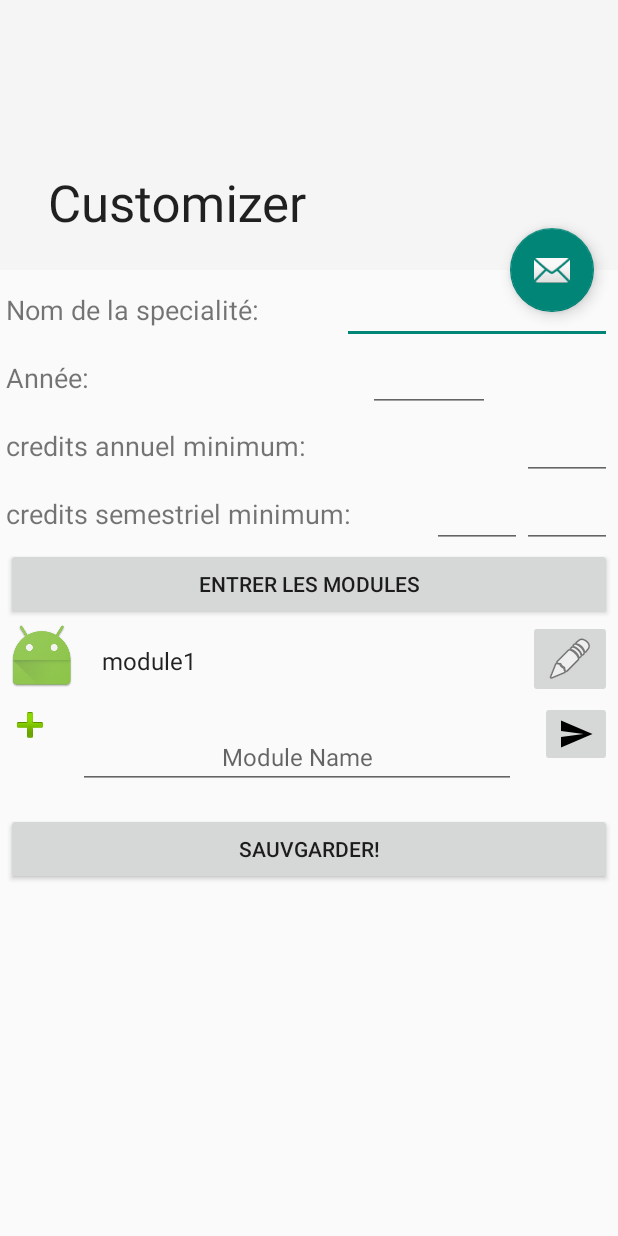
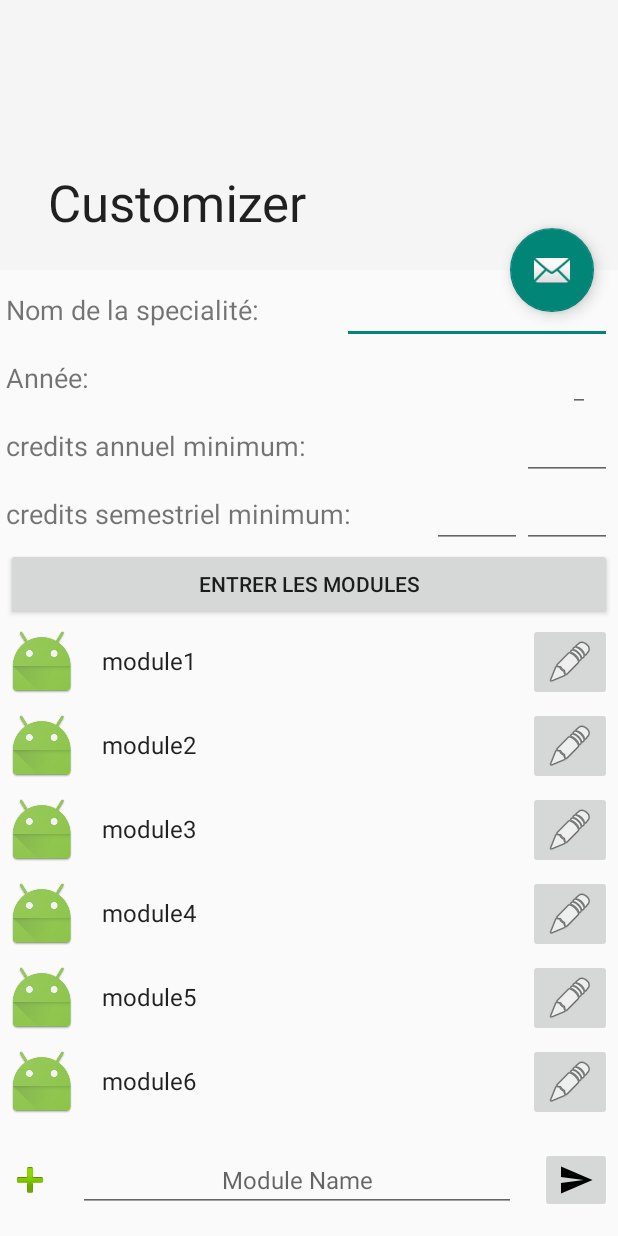
Before and after one commit to oualaeddine/LMDulator, an Android app: the Customizer screen opened directly, with no data from a screen before it, after a tap on "ENTRER LES MODULES", on a phone screen of 412 x 824 dp. Run offline under Robolectric (Android 15) with nearby library versions, the phone set to English and light mode, and no system bars.

Commit message:
working modulesList

```diff
--- a/app/src/main/java/dz/da3sou9a/oualaeddine/lmdulator/activities/Customizer.java
+++ b/app/src/main/java/dz/da3sou9a/oualaeddine/lmdulator/activities/Customizer.java
@@ -5,21 +5,17 @@ import android.os.Bundle;
 import android.support.design.widget.FloatingActionButton;
 import android.support.design.widget.Snackbar;
 import android.support.v7.app.AppCompatActivity;
+import android.support.v7.widget.LinearLayoutManager;
+import android.support.v7.widget.RecyclerView;
 import android.support.v7.widget.Toolbar;
-import android.view.LayoutInflater;
 import android.view.View;
-import android.view.ViewGroup;
-import android.widget.BaseAdapter;
 import android.widget.Button;
 import android.widget.EditText;
-import android.widget.ListView;
 import android.widget.TableRow;
-import android.widget.TextView;
-
-import java.util.ArrayList;
 
 import dz.da3sou9a.oualaeddine.lmdulator.R;
-import dz.da3sou9a.oualaeddine.lmdulator.items.ModuleG;
+import dz.da3sou9a.oualaeddine.lmdulator.activities.modulesList.ModulesListAdapter;
+import dz.da3sou9a.oualaeddine.lmdulator.activities.modulesList.ModulesListContent;
 
 import static android.view.View.VISIBLE;
 
@@ -32,7 +28,7 @@ public class Customizer extends AppCompatActivity {
         super.onCreate(savedInstanceState);
         setContentView(R.layout.activity_customizer);
 
-
+/**
         ArrayList<ModuleG> modules = new ArrayList<ModuleG>();
 
         ModuleG module1 = new ModuleG("module1");
@@ -42,10 +38,36 @@ public class Customizer extends AppCompatActivity {
         modules.add(0, module1);
         modules.add(1, module3);
         modules.add(module2);
+ Log.e("after filling the list", String.valueOf(modules.size()));
 
         ModulesListViewAdapter moduleAdapter = new ModulesListViewAdapter(modules);
         ListView modulesListView = (ListView) findViewById(R.id.listViewModules);
         modulesListView.setAdapter(moduleAdapter);
+
+ LinearLayout.LayoutParams layoutParams = new LinearLayout.LayoutParams(LayoutParams.MATCH_PARENT, 55*modules.size());
+ modulesListView.setLayoutParams(layoutParams);
+
+ View lisContainer = findViewById(R.id.linearLayoutListContainer);
+
+ LinearLayout.LayoutParams layoutParamsContainer = new LinearLayout.LayoutParams(LayoutParams.MATCH_PARENT, 55*(modules.size()+1));
+ lisContainer.setLayoutParams(layoutParamsContainer);
+ **/
+
+
+        /**  Using RecyclerView **/
+
+        RecyclerView recyclerView;
+        ModulesListAdapter modulesListAdapter;
+
+        recyclerView = (RecyclerView) findViewById(R.id.modules_list_rec);
+        //LayoutManager LinearLayoutManager
+        recyclerView.setLayoutManager(new LinearLayoutManager(this));
+
+        modulesListAdapter = new ModulesListAdapter(ModulesListContent.getModulesList(), this);
+        recyclerView.setAdapter(modulesListAdapter);
+
+
+
 
 
         Toolbar toolbar = (Toolbar) findViewById(R.id.toolbar);
@@ -75,7 +97,11 @@ public class Customizer extends AppCompatActivity {
 
 
                 modulesList = (TableRow) findViewById(R.id.listModules);
-                modulesList.setVisibility(VISIBLE);
+                if (modulesList.getVisibility() == VISIBLE) {
+                    modulesList.setVisibility(View.GONE);
+                } else {
+                    modulesList.setVisibility(VISIBLE);
+                }
             }
         });
 
@@ -104,12 +130,14 @@ public class Customizer extends AppCompatActivity {
 
     }
 
-    class ModulesListViewAdapter extends BaseAdapter {
+    /**  class ModulesListViewAdapter extends BaseAdapter {
 
         ArrayList<ModuleG> moduleGItemsArrayList = new ArrayList<ModuleG>();
 
         public ModulesListViewAdapter(ArrayList<ModuleG> moduleGItemsArrayList) {
             this.moduleGItemsArrayList = moduleGItemsArrayList;
+     Log.e("Adapter constructor", String.valueOf(this.moduleGItemsArrayList.size()));
+
         }
 
         @Override
@@ -140,5 +168,5 @@ public class Customizer extends AppCompatActivity {
 
             return view1;
         }
-    }
+        }**/
 }
--- /dev/null
+++ b/app/src/main/java/dz/da3sou9a/oualaeddine/lmdulator/activities/modulesList/ModulesHolder.java
@@ -0,0 +1,50 @@
+package dz.da3sou9a.oualaeddine.lmdulator.activities.modulesList;
+
+import android.support.v7.widget.RecyclerView;
+import android.view.View;
+import android.widget.TextView;
+
+import dz.da3sou9a.oualaeddine.lmdulator.R;
+
+/**
+ * Created by Ouala eddine on 08/10/2016.
+ */
+
+public class ModulesHolder extends RecyclerView.ViewHolder {
+    private TextView moduleName;
+    // private ImageView icon;
+    private View container;
+
+    public ModulesHolder(View itemView) {
+        super(itemView);
+
+        moduleName = (TextView) itemView.findViewById(R.id.TextViewItemModuleName);
+        //  icon  = (ImageView)itemView.findViewById(R.id.moduleImg);
+        container = itemView.findViewById(R.id.modules_list_rec);
+
+    }
+
+    public TextView getModuleName() {
+        return moduleName;
+    }
+
+    public void setModuleName(TextView moduleName) {
+        this.moduleName = moduleName;
+    }
+
+    //  public ImageView getIcon() {
+    //       return icon;
+    //   }
+
+    // public void setIcon(ImageView icon) {
+    //      this.icon = icon;
+    //  }
+
+    public View getContainer() {
+        return container;
+    }
+
+    public void setContainer(View container) {
+        this.container = container;
+    }
+}
--- /dev/null
+++ b/app/src/main/java/dz/da3sou9a/oualaeddine/lmdulator/activities/modulesList/ModulesListAdapter.java
@@ -0,0 +1,48 @@
+package dz.da3sou9a.oualaeddine.lmdulator.activities.modulesList;
+
+import android.content.Context;
+import android.support.v7.widget.RecyclerView;
+import android.view.LayoutInflater;
+import android.view.View;
+import android.view.ViewGroup;
+
+import java.util.List;
+
+import dz.da3sou9a.oualaeddine.lmdulator.R;
+import dz.da3sou9a.oualaeddine.lmdulator.items.ModuleG;
+
+/**
+ * Created by Ouala eddine on 08/10/2016.
+ */
+
+public class ModulesListAdapter extends RecyclerView.Adapter<ModulesHolder> {
+
+
+    private List<ModuleG> listData;
+    private LayoutInflater inflater;
+
+
+    public ModulesListAdapter(List<ModuleG> listData, Context context) {
+        this.listData = listData;
+        this.inflater = LayoutInflater.from(context);
+    }
+
+    @Override
+    public dz.da3sou9a.oualaeddine.lmdulator.activities.modulesList.ModulesHolder onCreateViewHolder(ViewGroup parent, int viewType) {
+        View view = inflater.inflate(R.layout.modules_listview_item, parent, false);
+
+        return new ModulesHolder(view);
+    }
+
+    @Override
+    public void onBindViewHolder(dz.da3sou9a.oualaeddine.lmdulator.activities.modulesList.ModulesHolder holder, int position) {
+        ModuleG item = listData.get(position);
+        holder.getModuleName().setText(item.getModuleName());
+        //holder.getIcon().setImageResource(item.getIcon());
+    }
+
+    @Override
+    public int getItemCount() {
+        return listData.size();
+    }
+}
--- /dev/null
+++ b/app/src/main/java/dz/da3sou9a/oualaeddine/lmdulator/activities/modulesList/ModulesListContent.java
@@ -0,0 +1,51 @@
+package dz.da3sou9a.oualaeddine.lmdulator.activities.modulesList;
+
+import java.util.ArrayList;
+import java.util.List;
+
+import dz.da3sou9a.oualaeddine.lmdulator.items.ModuleG;
+import dz.da3sou9a.oualaeddine.lmdulator.items.Semestre;
+import dz.da3sou9a.oualaeddine.lmdulator.items.Unit;
+
+/**
+ * Created by Ouala eddine on 08/10/2016.
+ */
+
+public class ModulesListContent {
+
+    private ArrayList<ModuleG> modules = new ArrayList<ModuleG>();
+
+
+    public static List<ModuleG> getModulesList(/**Semestre semester**/) {
+        List<ModuleG> data = new ArrayList<>();
+
+        //debugger
+        Semestre semester = new Semestre("semester1");
+        ModuleG module1 = new ModuleG("module1");
+        ModuleG module2 = new ModuleG("module2");
+        ModuleG module3 = new ModuleG("module3");
+        ModuleG module4 = new ModuleG("module4");
+        ModuleG module5 = new ModuleG("module5");
+        ModuleG module6 = new ModuleG("module6");
+
+        Unit unit = new Unit("unit1");
+
+        unit.addModule(module1);
+        unit.addModule(module2);
+        unit.addModule(module3);
+        unit.addModule(module4);
+        unit.addModule(module5);
+        unit.addModule(module6);
+
+        semester.addUnitToSemester(unit);
+        //end of debugger
+
+        for (Object units : semester.getSemester()) {
+            for (Object modules : ((Unit) units).getUnitModulesList()) {
+                data.add((ModuleG) modules);
+            }
+        }
+
+        return data;
+    }
+}
--- a/app/src/main/res/layout/content_customizer.xml
+++ b/app/src/main/res/layout/content_customizer.xml
@@ -174,13 +174,14 @@
             <TableRow
                 android:id="@+id/listModules"
                 android:layout_width="match_parent"
-                android:layout_height="match_parent"
+                android:layout_height="wrap_content"
                 android:layout_weight="1"
+                android:orientation="vertical"
                 android:visibility="gone">
 
                 <include
                     layout="@layout/modules_list_view_container"
-                    android:layout_width="0dp"
+                    android:layout_width="match_parent"
                     android:layout_height="wrap_content"
                     android:layout_weight="1" />
             </TableRow>
--- a/app/src/main/res/layout/modules_add_item_to_listview.xml
+++ b/app/src/main/res/layout/modules_add_item_to_listview.xml
@@ -9,18 +9,20 @@
         android:id="@+id/imageView3"
         android:layout_width="wrap_content"
         android:layout_height="wrap_content"
+        android:layout_gravity="center"
         app:srcCompat="@android:drawable/ic_input_add" />
 
     <EditText
         android:id="@+id/content"
         android:layout_width="0dp"
         android:layout_height="wrap_content"
+        android:layout_gravity="center"
         android:layout_margin="@dimen/text_margin"
         android:layout_weight="1"
         android:hint="Module Name"
         android:inputType=""
+        android:maxLines="1"
         android:selectAllOnFocus="false"
-        android:singleLine="true"
         android:textAlignment="center"
         android:textAppearance="?attr/textAppearanceListItem" />
 
@@ -28,6 +30,7 @@
         android:id="@+id/imageButton"
         android:layout_width="wrap_content"
         android:layout_height="wrap_content"
+        android:layout_gravity="center"
         app:srcCompat="@drawable/ic_menu_send" />
 
 </LinearLayout>
--- a/app/src/main/res/layout/modules_list_view_container.xml
+++ b/app/src/main/res/layout/modules_list_view_container.xml
@@ -4,13 +4,14 @@
     android:layout_height="wrap_content">
 
     <LinearLayout
+        android:id="@+id/linearLayoutListContainer"
         android:layout_width="match_parent"
         android:layout_height="wrap_content"
         android:orientation="vertical"
         tools:ignore="UselessParent">
 
         <include
-            layout="@layout/modules_listview"
+            layout="@layout/recycler_view_modules_list"
             android:layout_width="match_parent"
             android:layout_height="wrap_content" />
 
--- a/app/src/main/res/layout/modules_listview.xml
+++ /dev/null
@@ -1,8 +0,0 @@
-<?xml version="1.0" encoding="utf-8"?>
-<ListView xmlns:android="http://schemas.android.com/apk/res/android"
-    android:id="@+id/listViewModules"
-    android:layout_width="match_parent"
-    android:layout_height="wrap_content"
-    android:scrollbars="none">
-
-</ListView>
--- a/app/src/main/res/layout/modules_listview_item.xml
+++ b/app/src/main/res/layout/modules_listview_item.xml
@@ -2,17 +2,18 @@
 <LinearLayout xmlns:android="http://schemas.android.com/apk/res/android"
     xmlns:app="http://schemas.android.com/apk/res-auto"
     android:layout_width="match_parent"
-    android:layout_height="wrap_content"
+    android:layout_height="56dp"
     android:baselineAligned="false">
 
     <ImageView
-        android:id="@+id/imageView3"
+        android:id="@+id/moduleImg"
         android:layout_width="wrap_content"
         android:layout_height="wrap_content"
+        android:layout_gravity="center"
         app:srcCompat="@mipmap/ic_launcher" />
 
     <TextView
-        android:id="@+id/content"
+        android:id="@+id/TextViewItemModuleName"
         android:layout_width="match_parent"
         android:layout_height="wrap_content"
         android:layout_margin="@dimen/text_margin"
@@ -23,6 +24,7 @@
         android:id="@+id/imageButton"
         android:layout_width="wrap_content"
         android:layout_height="wrap_content"
+        android:layout_gravity="center"
         app:srcCompat="@android:drawable/ic_menu_edit" />
 
 </LinearLayout>
--- /dev/null
+++ b/app/src/main/res/layout/recycler_view_modules_list.xml
@@ -0,0 +1,14 @@
+<?xml version="1.0" encoding="utf-8"?>
+<RelativeLayout xmlns:android="http://schemas.android.com/apk/res/android"
+    android:layout_width="match_parent"
+    android:layout_height="match_parent">
+
+    <android.support.v7.widget.RecyclerView
+        android:id="@+id/modules_list_rec"
+        android:layout_width="match_parent"
+        android:layout_height="match_parent">
+
+
+    </android.support.v7.widget.RecyclerView>
+
+</RelativeLayout>
```
Also changed, not shown: app/src/main/java/dz/da3sou9a/oualaeddine/lmdulator/activities/frags/dummy/DummyContent.java (deleted, +0 -72 lines), app/src/main/java/dz/da3sou9a/oualaeddine/lmdulator/activities/modulesList/ListItem.java (added, +28 -0 lines), app/src/main/java/dz/da3sou9a/oualaeddine/lmdulator/db/IdsTableManager.java (added, +75 -0 lines), app/src/main/java/dz/da3sou9a/oualaeddine/lmdulator/items/ModuleG.java (+11 -0 lines).
